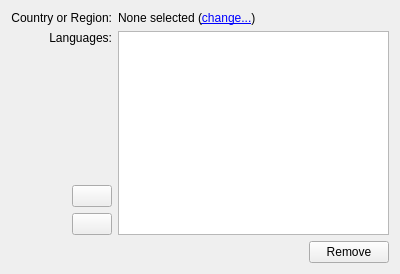
KDE/kde-runtime, file kcontrol/locale/language.ui: the form before one commit.
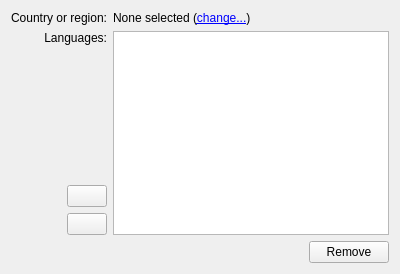
The form after the commit. Icons and pictures are not drawn. Custom widgets are drawn as their Qt base class.

Diff of the .ui file:
```diff
--- a/kcontrol/locale/language.ui
+++ b/kcontrol/locale/language.ui
@@ -25,7 +25,7 @@
             </sizepolicy>
            </property>
            <property name="text" >
-            <string>Country or Region:</string>
+            <string>Country or region:</string>
            </property>
            <property name="alignment" >
             <set>Qt::AlignRight|Qt::AlignTrailing|Qt::AlignVCenter</set>
```
